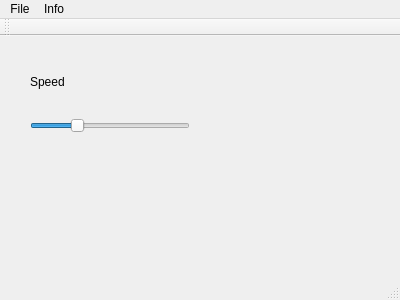
This is WAV/mainwindow.ui in antonmyronyuk/interpolation as Qt 5 draws it before an edit. The edited form follows.
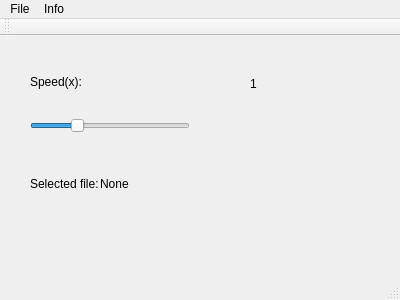
This is the edited form.

Patch:
```diff
--- a/WAV/mainwindow.ui
+++ b/WAV/mainwindow.ui
@@ -24,7 +24,7 @@
      </rect>
     </property>
     <property name="text">
-     <string>Speed</string>
+     <string>Speed(x):</string>
     </property>
    </widget>
    <widget class="QSlider" name="horizontalSlider">
@@ -57,12 +57,38 @@
      <rect>
       <x>250</x>
       <y>40</y>
-      <width>47</width>
-      <height>13</height>
+      <width>41</width>
+      <height>16</height>
      </rect>
     </property>
     <property name="text">
-     <string/>
+     <string>1</string>
+    </property>
+   </widget>
+   <widget class="QLabel" name="label_2">
+    <property name="geometry">
+     <rect>
+      <x>30</x>
+      <y>140</y>
+      <width>71</width>
+      <height>16</height>
+     </rect>
+    </property>
+    <property name="text">
+     <string>Selected file:</string>
+    </property>
+   </widget>
+   <widget class="QLabel" name="label_file">
+    <property name="geometry">
+     <rect>
+      <x>100</x>
+      <y>140</y>
+      <width>261</width>
+      <height>16</height>
+     </rect>
+    </property>
+    <property name="text">
+     <string>None</string>
     </property>
    </widget>
   </widget>
```
